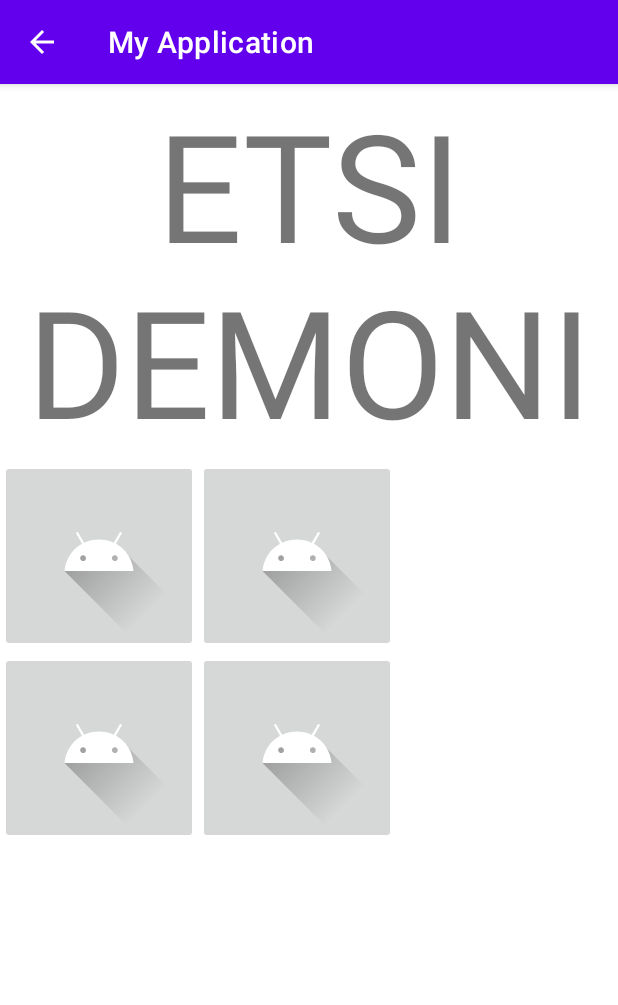
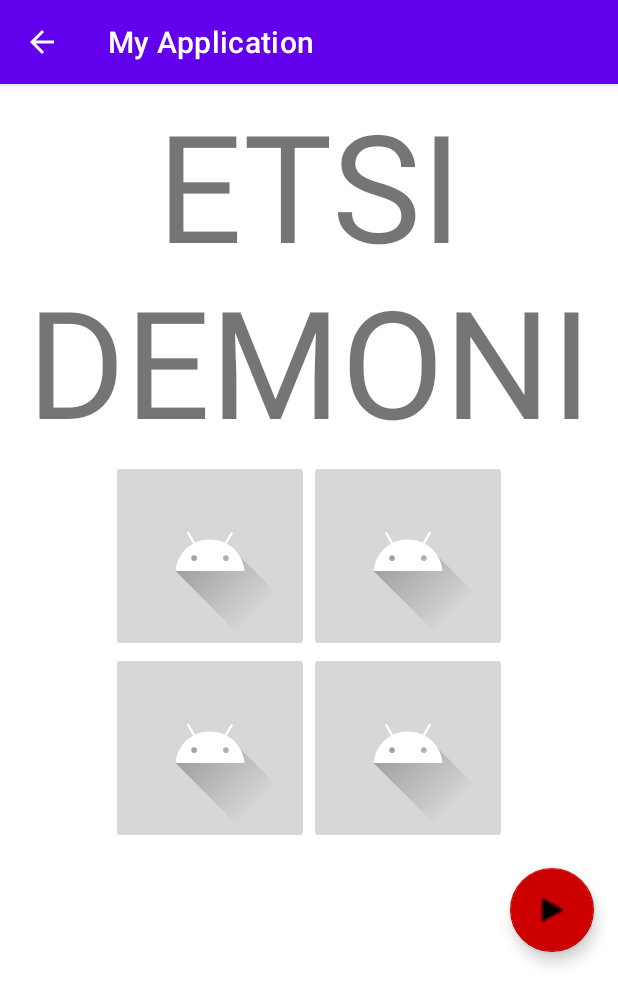
Before and after one commit to perhostenherra/android_ohjelmointi, an Android app: the PeliDemo screen opened directly, with no data from a screen before it, on a phone screen of 412 x 824 dp. Shown: the top 1005 px of the screen. Run offline under Robolectric (Android 15) with nearby library versions, the phone set to English and light mode, and no system bars.

Commit message:
FAB lisätty

```diff
--- a/app/src/main/java/com/example/myapplication/PeliDemo.java
+++ b/app/src/main/java/com/example/myapplication/PeliDemo.java
@@ -5,6 +5,8 @@ import android.view.View;
 import android.widget.ImageButton;
 
 import androidx.appcompat.app.AppCompatActivity;
+
+import com.google.android.material.floatingactionbutton.FloatingActionButton;
 
 import java.util.Random;
 
@@ -15,6 +17,7 @@ public class PeliDemo extends AppCompatActivity {
     private ImageButton gameBtn2;
     private ImageButton gameBtn3;
     private ImageButton gameBtn4;
+    private FloatingActionButton fabBtn;
 
     public class generateRandom {
         public void main(String args[]) {
@@ -53,11 +56,20 @@ public class PeliDemo extends AppCompatActivity {
             public void onClick(View view) {handleClickEvents(view);}
         });
 
+        fabBtn = findViewById(R.id.fab);
+        fabBtn.setOnClickListener(new View.OnClickListener() {
+            @Override
+            public void onClick(View view) {
+                handleClickEvents(view);
+            }
+        });
+
         }
     public void handleClickEvents(View view) {
         switch (view.getId()) {
             case R.id.imageButton1:
             gameBtn1.setVisibility(View.INVISIBLE);
+
                 break;
 
             case R.id.imageButton2:
@@ -72,6 +84,11 @@ public class PeliDemo extends AppCompatActivity {
                 gameBtn4.setVisibility(View.INVISIBLE);
                 break;
 
+            case R.id.fab:
+                finish();
+                startActivity(getIntent());
+                break;
+
             default:
 
         }
--- a/app/src/main/res/layout/activity_peli_demo.xml
+++ b/app/src/main/res/layout/activity_peli_demo.xml
@@ -6,7 +6,8 @@
     android:layout_width="match_parent"
     android:layout_height="match_parent"
     android:orientation="vertical"
-    tools:context=".MainActivity">
+    tools:context=".MainActivity"
+    android:gravity="center_horizontal">
 
     <TextView
         android:id="@+id/textView6"
@@ -14,7 +15,8 @@
         android:layout_height="wrap_content"
         android:gravity="center"
         android:textSize="100dp"
-        android:text="ETSI DEMONI" />
+        android:text="ETSI DEMONI"
+        android:autoSizeTextType="uniform"/>
 
     <TableLayout
         android:layout_width="match_parent"
@@ -22,7 +24,8 @@
 
         <TableRow
             android:layout_width="match_parent"
-            android:layout_height="match_parent" >
+            android:layout_height="match_parent"
+            android:gravity="center">
 
             <ImageButton
                 android:id="@+id/imageButton1"
@@ -39,7 +42,8 @@
 
         <TableRow
             android:layout_width="match_parent"
-            android:layout_height="match_parent" >
+            android:layout_height="match_parent"
+            android:gravity="center">
 
             <ImageButton
                 android:id="@+id/imageButton3"
@@ -52,6 +56,22 @@
                 android:layout_width="wrap_content"
                 android:layout_height="wrap_content"
                 app:srcCompat="@drawable/ic_launcher_foreground" />
+
+        </TableRow>
+
+        <TableRow
+            android:layout_width="match_parent"
+            android:layout_height="match_parent"
+            android:gravity="right">
+
+            <com.google.android.material.floatingactionbutton.FloatingActionButton
+                android:id="@+id/fab"
+                android:layout_width="wrap_content"
+                android:layout_height="wrap_content"
+                android:layout_gravity="bottom"
+                android:layout_margin="16dp"
+                android:src="@android:drawable/ic_media_play"
+                app:backgroundTint="@android:color/holo_red_dark"/>
         </TableRow>
     </TableLayout>
 
```
